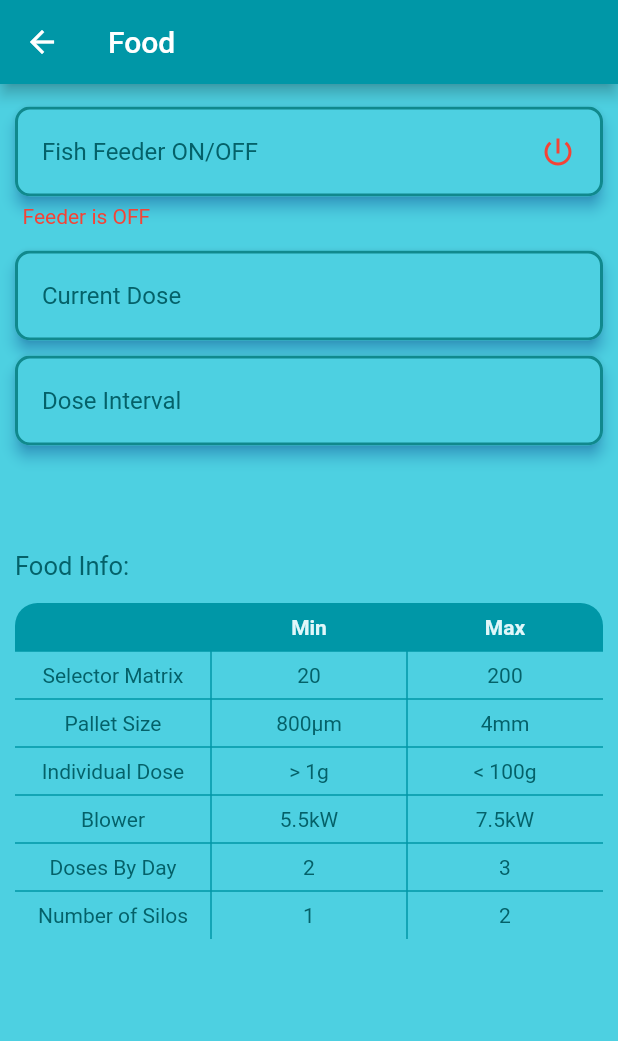
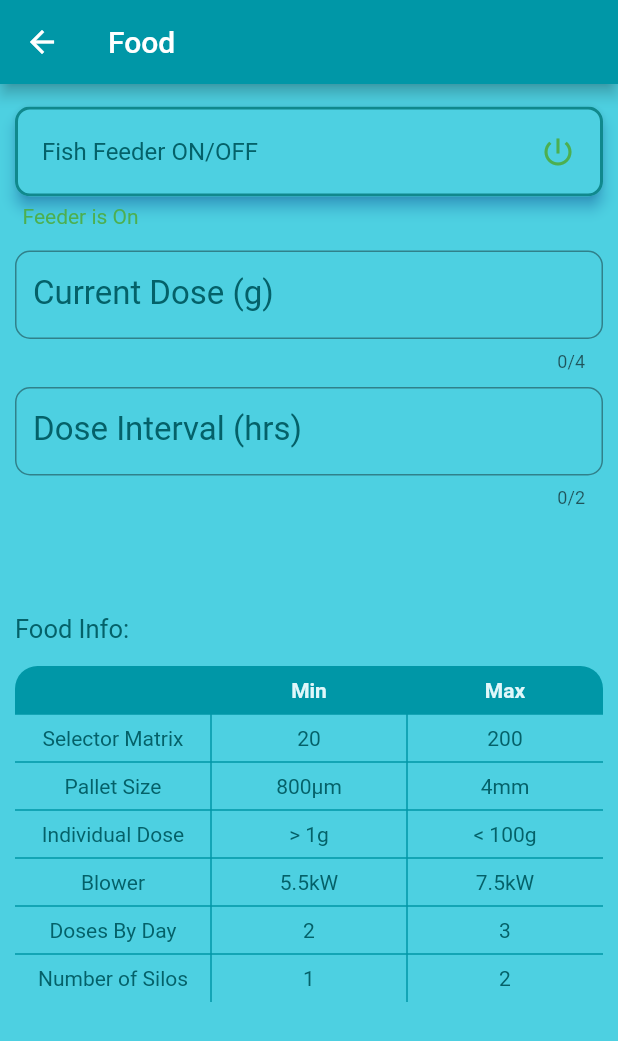
Before and after one commit to eqrakhattak/smart-biofloc-monitoring, a Flutter app: the FoodPage screen opened by its route, after a tap on "Fish Feeder ON/OFF", on a phone screen of 412 x 824 dp. Shown: the top 1041 px of the screen. Run offline on Flutter 3.47's test engine with Material 2 defaults, Android fonts, the phone set to English and light mode, and no system bars; our stand-ins replace font_awesome_flutter.

Commit message:
Add FishPage Functionality

```diff
--- a/sci_fish/lib/pages/food_page.dart
+++ b/sci_fish/lib/pages/food_page.dart
@@ -1,18 +1,36 @@
 import 'package:flutter/material.dart';
 import 'package:sci_fish/constants.dart';
 
-class FoodPage extends StatelessWidget {
+class FoodPage extends StatefulWidget {
   const FoodPage({Key? key}) : super(key: key);
 
   static const String id = 'food_page';
 
   @override
+  State<FoodPage> createState() => _FoodPageState();
+}
+
+class _FoodPageState extends State<FoodPage> {
+
+  late String currentDose;
+  late String doseInterval;
+  bool switchFeeder = false;
+  String feederStatus = 'Feeder is OFF' ;
+  Color statusColor = colorOff;
+
+  @override
   Widget build(BuildContext context) {
     return Scaffold(
+      resizeToAvoidBottomInset: false,
       appBar: AppBar(
         title: const Text('Food'),
       ),
-      body: SafeArea(
+      body: GestureDetector(
+        //loose focus when clicked outside the text fields and hide keyboard
+        onTapDown: (_) => FocusManager.instance.primaryFocus?.unfocus(),
+        behavior: HitTestBehavior.translucent,
+
+        child: SafeArea(
           child: Padding(
             padding: const EdgeInsets.all(10.0),
             child: Column(
@@ -34,65 +52,86 @@ class FoodPage extends StatelessWidget {
                       ),
                     ),
                     trailing: const Icon(Icons.power_settings_new),
-                  iconColor: colorOff,
+                    iconColor: statusColor,
                     shape: RoundedRectangleBorder(
                       side: const BorderSide(color: Color(0xFF10898d), width: 2),
                       borderRadius: BorderRadius.circular(10),
                     ),
-                  onTap: () => print('Feeder Off'),
-                  //TODO: Add OnTap functionality
+                    onTap: () {
+                      setState(() {
+                        if(switchFeeder==true){
+                          switchFeeder = false;
+                          feederStatus = 'Feeder is Off';
+                          statusColor = colorOff;
+                        }else{
+                          switchFeeder = true;
+                          feederStatus = 'Feeder is On';
+                          statusColor = colorOn;
+                        }
+                      });
+                    },
                   ),
                 ),
-              const Padding(
-                padding: EdgeInsets.only(left: 5.0, top: 5.0),
+                Padding(
+                  padding: const EdgeInsets.only(left: 5.0, top: 5.0),
                   child: Text(
-                  'Feeder is OFF',
+                    feederStatus,
                     style: TextStyle(
-                    color: colorOff,
+                      color: statusColor,
                     ),
                   ),
                 ),
                 const SizedBox(
                   height: 15.0,
                 ),
-              Material(
-                color: Colors.cyan[300],
-                elevation: 4,
+                TextField(
+                  // controller: nameController,
+                  keyboardType: TextInputType.number,
+                  maxLength: 4,
+                  style: const TextStyle(
+                    color: textColor,
+                  ),
+                  decoration: InputDecoration(
+                    border: OutlineInputBorder(
+                      borderSide: const BorderSide(color: Color(0xFF10898d),),
                       borderRadius: BorderRadius.circular(10),
-                shadowColor: Colors.blue,
-                child: ListTile(
-                  title: const Text(
-                    'Current Dose',
-                    style: TextStyle(
+                    ),
+                    labelText: 'Current Dose (g)',
+                    labelStyle: const TextStyle(
+                      fontSize: 22.0,
                       color: textColor,
                     ),
                   ),
-                  shape: RoundedRectangleBorder(
-                    side: const BorderSide(color: Color(0xFF10898d), width: 2),
-                    borderRadius: BorderRadius.circular(10),
-                  ),
-                ),
+                  onChanged: (value) {
+                    currentDose = value;
+                    // print(currentDose);
+                  },
                 ),
                 const SizedBox(
                   height: 10.0,
                 ),
-              Material(
-                color: Colors.cyan[300],
-                elevation: 4,
+                TextField(
+                  // controller: nameController,
+                  keyboardType: TextInputType.number,
+                  maxLength: 2,
+                  style: const TextStyle(
+                    color: textColor,
+                  ),
+                  decoration: InputDecoration(
+                    border: OutlineInputBorder(
+                      borderSide: const BorderSide(color: Color(0xFF10898d),),
                       borderRadius: BorderRadius.circular(10),
-                shadowColor: Colors.blue,
-                child: ListTile(
-                  title: const Text(
-                    'Dose Interval',
-                    style: TextStyle(
+                    ),
+                    labelText: 'Dose Interval (hrs)',
+                    labelStyle: const TextStyle(
+                      fontSize: 22.0,
                       color: textColor,
                     ),
                   ),
-                  shape: RoundedRectangleBorder(
-                    side: const BorderSide(color: Color(0xFF10898d), width: 2),
-                    borderRadius: BorderRadius.circular(10),
-                  ),
-                ),
+                  onChanged: (value) {
+                    doseInterval = value;
+                    // print(doseInterval);
+                  },
                 ),
                 const SizedBox(
                   height: 70.0,
@@ -297,6 +336,7 @@ class FoodPage extends StatelessWidget {
             ),
           ),
         ),
+      ),
     );
   }
 }
```
Lines whose indentation alone changed are shown as unchanged.
